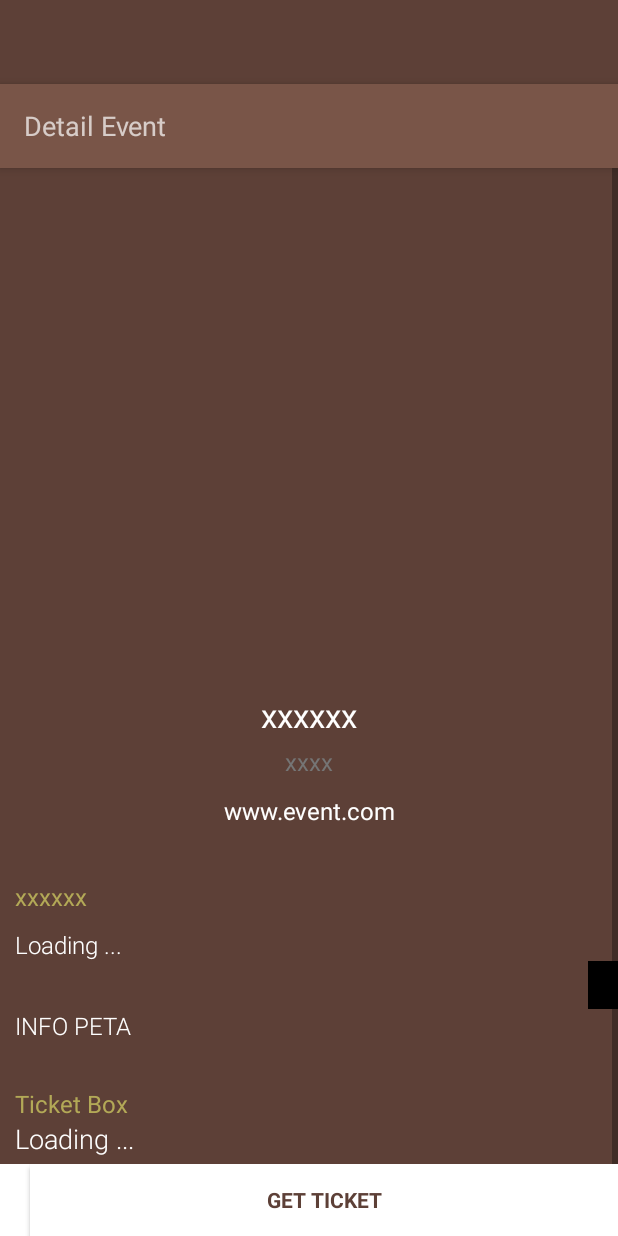
After one commit to iqbalhood/Pilih-Tukang-Marketplace, an Android app: the layout activity_detail_swiper.xml on its own in the app's theme, with its tools: preview values and no code run, on a phone screen of 412 x 824 dp. The commit adds this screen. Run offline under Robolectric (Android 15) with nearby library versions, the phone set to English and light mode, and no system bars.

Commit message:
update list tukang

```diff
--- a/CariTukang/app/build.gradle
+++ b/CariTukang/app/build.gradle
@@ -38,6 +38,7 @@ dependencies {
 
     compile 'com.android.support:appcompat-v7:25.3.0'
     compile 'com.android.support:design:25.3.0'
+    compile 'jp.wasabeef:glide-transformations:2.0.2'
     compile 'com.android.support:support-vector-drawable:25.3.0'
     compile 'com.google.firebase:firebase-database:10.0.1'
     compile 'com.google.firebase:firebase-storage:10.0.1'
--- a/CariTukang/app/src/main/AndroidManifest.xml
+++ b/CariTukang/app/src/main/AndroidManifest.xml
@@ -60,7 +60,11 @@
         <activity
             android:name=".GaleriProdukActivity"
             android:label="Galeri Produk" />
-        <activity android:name=".ChangePhone"></activity>
+        <activity android:name=".ChangePhone" />
+        <activity
+            android:name=".DetailSwipe"
+            android:label="@string/title_activity_detail_swipe"
+            android:theme="@style/AppTheme.NoActionBar"></activity>
     </application>
 
 </manifest>
--- a/CariTukang/app/src/main/java/com/zone/caritukang/SearchResult.java
+++ b/CariTukang/app/src/main/java/com/zone/caritukang/SearchResult.java
@@ -67,12 +67,12 @@ public class SearchResult extends AppCompatActivity {
                 // TODO Auto-generated method stub
                 String idnya = String.valueOf(jasaList.get(position).getId());
                 String namanya = String.valueOf(jasaList.get(position).getNama());
-                String fotonya = String.valueOf(jasaList.get(position).getFoto());
+                String fotonya = String.valueOf(jasaList.get(position).getFproduk());
                 String detailnya = String.valueOf(jasaList.get(position).getDetail());
 
                 Log.v("IDnya :", idnya);
 
-                Intent k = new Intent(SearchResult.this, DetailActivity.class);
+                Intent k = new Intent(SearchResult.this, DetailSwipe.class);
                 k.putExtra("id", idnya );
                 k.putExtra("nama", namanya );
                 k.putExtra("foto", fotonya );
@@ -149,6 +149,7 @@ public class SearchResult extends AppCompatActivity {
                         jasa.setNama(object.getString("nama"));
                         jasa.setDetail(object.getString("detail"));
                         jasa.setFoto(object.getString("foto"));
+                        jasa.setFproduk(object.getString("foto1"));
                         jasaList.add(jasa);
                     }
                     return true;
--- a/CariTukang/app/src/main/res/layout/activity_detail.xml
+++ b/CariTukang/app/src/main/res/layout/activity_detail.xml
@@ -31,6 +31,7 @@
 
             <ImageView
                 android:id="@+id/imgDetail"
+                android:scaleType="centerCrop"
                 android:layout_width="match_parent"
                 android:layout_height="wrap_content"
                 android:src="@drawable/ic_home"/>
--- /dev/null
+++ b/CariTukang/app/src/main/res/layout/activity_detail_swiper.xml
@@ -0,0 +1,251 @@
+<?xml version="1.0" encoding="utf-8"?>
+<android.support.design.widget.CoordinatorLayout xmlns:android="http://schemas.android.com/apk/res/android"
+    xmlns:app="http://schemas.android.com/apk/res-auto"
+    xmlns:tools="http://schemas.android.com/tools"
+    android:id="@+id/main_content"
+    android:layout_width="match_parent"
+    android:layout_height="match_parent"
+    android:fitsSystemWindows="true"
+    android:background="@color/colorPrimaryDark">
+
+    <android.support.design.widget.AppBarLayout
+        android:id="@+id/appbar"
+        android:layout_width="match_parent"
+        android:layout_height="wrap_content"
+        android:theme="@style/AppTheme.AppBarOverlay">
+
+        <android.support.v7.widget.Toolbar
+            android:id="@+id/toolbar"
+            android:layout_width="match_parent"
+            android:layout_height="?attr/actionBarSize"
+            android:background="?attr/colorPrimary"
+            app:layout_scrollFlags="scroll|enterAlways"
+            app:popupTheme="@style/AppTheme.PopupOverlay">
+
+            <TextView
+                android:layout_width="match_parent"
+                android:layout_height="match_parent"
+                android:text="Detail Event"
+                android:textSize="18sp"
+                android:gravity="center_vertical"
+                android:id="@+id/toolbar_title" />
+
+        </android.support.v7.widget.Toolbar>
+
+    </android.support.design.widget.AppBarLayout>
+
+    <ScrollView
+        android:layout_width="match_parent"
+        android:layout_height="wrap_content"
+        app:layout_behavior="@string/appbar_scrolling_view_behavior">
+
+    <LinearLayout
+        android:layout_width="match_parent"
+        android:layout_height="wrap_content"
+        android:orientation="vertical">
+
+        <android.support.v4.view.ViewPager
+            android:id="@+id/container"
+            android:layout_width="match_parent"
+            android:layout_height="300dp"
+            app:layout_behavior="@string/appbar_scrolling_view_behavior" />
+
+        <LinearLayout
+            android:id="@+id/layoutDots"
+            android:layout_width="match_parent"
+            android:layout_height="@dimen/dots_height"
+            android:layout_alignParentBottom="true"
+            android:layout_marginBottom="@dimen/dots_margin_bottom"
+            android:gravity="center"
+            android:orientation="horizontal"></LinearLayout>
+
+
+        <TextView
+            android:layout_width="match_parent"
+            android:layout_height="wrap_content"
+            android:id="@+id/txtJudulEvent"
+            android:textSize="22sp"
+            android:paddingLeft="10dp"
+            android:paddingRight="10dp"
+            android:paddingBottom="5dp"
+            android:textAlignment="center"
+            android:textColor="#fff"
+            android:text="xxxxxx"/>
+
+        <TextView
+            android:layout_width="match_parent"
+            android:layout_height="wrap_content"
+            android:id="@+id/txtTanggalEvent"
+            android:textSize="16sp"
+            android:paddingLeft="10dp"
+            android:paddingRight="10dp"
+            android:paddingBottom="5dp"
+            android:textColor="#757575"
+            android:textAlignment="center"
+            android:fontFamily="sans-serif"
+            android:text="xxxx"/>
+
+        <TextView
+            android:layout_width="wrap_content"
+            android:layout_height="wrap_content"
+            android:layout_gravity="center"
+            android:id="@+id/txtWebsite"
+            android:textSize="16sp"
+            android:padding="5dp"
+            android:layout_marginLeft="40dp"
+            android:layout_marginRight="40dp"
+            android:textColor="#fff"
+            android:fontFamily="sans-serif"
+            android:textAlignment="center"
+            android:text="www.event.com"/>
+
+
+
+
+
+
+
+        <TextView
+            android:layout_marginTop="20dp"
+            android:layout_width="wrap_content"
+            android:layout_height="wrap_content"
+            android:textSize="16sp"
+            android:padding="10dp"
+            android:textColor="#b3a957"
+            android:fontFamily="sans-serif"
+            android:text="xxxxxx"
+            android:id="@+id/textView5" />
+
+
+
+        <TextView
+            android:id="@+id/txtTentangEvent"
+            android:layout_width="match_parent"
+            android:layout_height="wrap_content"
+            android:textSize="16sp"
+            android:paddingLeft="10dp"
+            android:paddingRight="10dp"
+            android:textColor="#fff"
+            android:fontFamily="sans-serif-light"
+            android:text="Loading ..."/>
+
+
+
+
+        <LinearLayout
+            android:layout_width="match_parent"
+            android:layout_height="wrap_content"
+            android:orientation="horizontal">
+
+            <TextView
+                android:id="@+id/tvJdlLocation"
+                android:layout_width="0dp"
+                android:layout_height="wrap_content"
+                android:layout_weight="1"
+                android:textSize="16sp"
+                android:paddingTop="10dp"
+                android:paddingLeft="10dp"
+                android:gravity="center_vertical"
+                android:fontFamily="sans-serif"
+                android:textColor="#b3a957"/>
+
+            <ImageButton
+                android:id="@+id/directionMap"
+                android:layout_width="wrap_content"
+                android:layout_gravity="right"
+                android:layout_weight="0"
+                android:padding="10dp"
+                android:layout_height="match_parent"
+                android:background="#000000"
+
+                />
+
+        </LinearLayout>
+
+
+
+
+
+
+
+        <TextView
+            android:id="@+id/alamat"
+            android:layout_width="match_parent"
+            android:layout_height="wrap_content"
+            android:paddingLeft="10dp"
+            android:paddingRight="10dp"
+            android:textSize="16sp"
+            android:textColor="#fff"
+            android:fontFamily="sans-serif-light"
+            android:text="INFO PETA"/>
+
+
+        <TextView
+            android:id="@+id/jdlTicketBox"
+            android:layout_width="match_parent"
+            android:layout_height="wrap_content"
+            android:paddingTop="30dp"
+            android:paddingLeft="10dp"
+            android:paddingRight="10dp"
+            android:textSize="16sp"
+            android:fontFamily="sans-serif"
+            android:textColor="#b3a957"
+            android:text="Ticket Box"/>
+
+
+
+        <TextView
+            android:id="@+id/txtDetailPanitia"
+            android:layout_width="match_parent"
+            android:layout_height="wrap_content"
+            android:textSize="18sp"
+            android:paddingLeft="10dp"
+            android:paddingRight="10dp"
+            android:layout_marginBottom="150dp"
+            android:textColor="#fff"
+            android:fontFamily="sans-serif-light"
+            android:text="Loading ..."/>
+
+
+
+    </LinearLayout>
+    </ScrollView>
+
+    <!--<android.support.design.widget.FloatingActionButton-->
+        <!--android:id="@+id/fab"-->
+        <!--android:layout_width="wrap_content"-->
+        <!--android:layout_height="wrap_content"-->
+        <!--android:layout_gravity="end|bottom"-->
+        <!--android:layout_margin="@dimen/fab_margin"-->
+        <!--app:srcCompat="@android:drawable/ic_dialog_email" />-->
+
+    <LinearLayout
+        android:id="@+id/linearBookingTiket"
+        android:layout_width="match_parent"
+        android:layout_height="wrap_content"
+        android:orientation="horizontal"
+        android:layout_gravity="end|bottom"
+        android:background="@color/colorPrimaryDark">
+
+        <ImageView
+            android:background="#fff"
+            android:layout_width="wrap_content"
+            android:layout_height="match_parent"
+            android:layout_weight="0"
+            android:padding="10dp"/>
+
+        <Button
+            android:background="#FFF"
+            android:id="@+id/btnBookingTiket"
+            android:layout_width="0dp"
+            android:layout_height="match_parent"
+            android:layout_weight="1"
+            android:textColor="@color/colorPrimaryDark"
+            android:textStyle="bold"
+            android:fontFamily="sans-serif"
+            android:text="GET TICKET"/>
+
+    </LinearLayout>
+
+
+</android.support.design.widget.CoordinatorLayout>
--- a/CariTukang/app/src/main/res/layout/activity_search.xml
+++ b/CariTukang/app/src/main/res/layout/activity_search.xml
@@ -79,7 +79,7 @@
         android:layout_width="match_parent"
         android:layout_margin="30dp"
         android:layout_height="wrap_content"
-        android:background="@drawable/bg_btn_green"
+        android:background="@color/colorAccent"
         android:textColor="@color/common_google_signin_btn_text_dark"
         android:text="Pencarian" />
 
--- a/CariTukang/app/src/main/res/layout/activity_search_result.xml
+++ b/CariTukang/app/src/main/res/layout/activity_search_result.xml
@@ -14,7 +14,7 @@
         android:layout_height="match_parent"
         android:divider="@android:color/transparent"
         android:cacheColorHint="#ffffff"
-        android:layout_marginBottom="50dp"
+        android:layout_marginBottom="1dp"
         tools:listitem="@layout/lsv_item_jasa"></ListView>
 
 
--- /dev/null
+++ b/CariTukang/app/src/main/res/values-w820dp/dimens.xml
@@ -0,0 +1,6 @@
+<resources>
+    <!-- Example customization of dimensions originally defined in res/values/dimens.xml
+         (such as screen margins) for screens with more than 820dp of available width. This
+         would include 7" and 10" devices in landscape (~960dp and ~1280dp respectively). -->
+    <dimen name="activity_horizontal_margin">64dp</dimen>
+</resources>
--- a/CariTukang/app/src/main/res/values/dimens.xml
+++ b/CariTukang/app/src/main/res/values/dimens.xml
@@ -5,4 +5,12 @@
     <dimen name="app_bar_height">180dp</dimen>
     <dimen name="fab_margin">16dp</dimen>
     <dimen name="text_margin">16dp</dimen>
+    <dimen name="appbar_padding_top">8dp</dimen>
+
+    <dimen name="dots_height">30dp</dimen>
+    <dimen name="dots_margin_bottom">20dp</dimen>
+    <dimen name="img_width_height">120dp</dimen>
+    <dimen name="slide_title">30dp</dimen>
+    <dimen name="slide_desc">16dp</dimen>
+    <dimen name="desc_padding">40dp</dimen>
 </resources>
--- a/CariTukang/app/src/main/res/values/strings.xml
+++ b/CariTukang/app/src/main/res/values/strings.xml
@@ -167,4 +167,6 @@
     <string name="pref_ringtone_silent">Silent</string>
 
     <string name="pref_title_vibrate">Vibrate</string>
+    <string name="title_activity_detail_swipe">DetailSwipe</string>
+    <string name="section_format">Hello World from section: %1$d</string>
 </resources>
```
Also changed, not shown: CariTukang/app/src/main/java/com/zone/caritukang/DetailSwipe.java (added, +153 -0 lines), CariTukang/app/src/main/java/com/zone/caritukang/adapter/JasaAdapter.java (+8 -1 lines), CariTukang/app/src/main/java/com/zone/caritukang/setget/Jasa.java (+11 -1 lines), CariTukang/app/src/main/res/drawable/drawer_top_gradient.xml (added, +9 -0 lines), CariTukang/app/src/main/res/layout/activity_detail_swipe.xml (added, +44 -0 lines), CariTukang/app/src/main/res/layout/fragment_detail_swipe.xml (added, +16 -0 lines), CariTukang/app/src/main/res/layout/lsv_item_jasa.xml (+68 -13 lines), CariTukang/app/src/main/res/menu/menu_detail_swipe.xml (added, +10 -0 lines).
